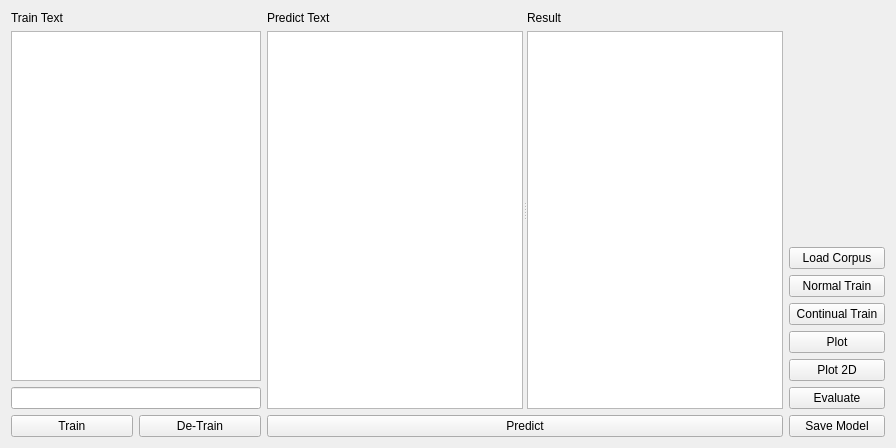
Above: Window.ui from Holence/AutoTag before the change. Below: the same form after it.
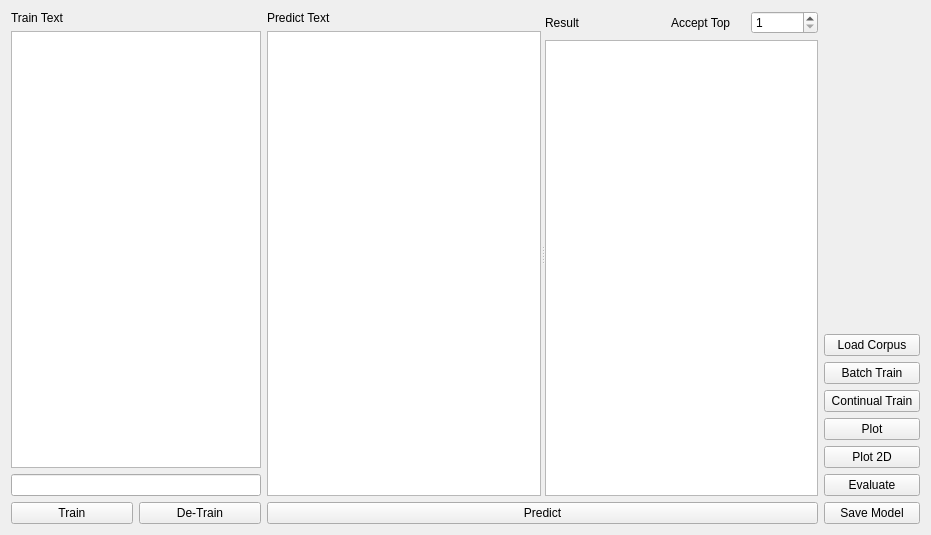
That is the form after the change.

The edit to the form file:
```diff
--- a/Window.ui
+++ b/Window.ui
@@ -6,8 +6,8 @@
    <rect>
     <x>0</x>
     <y>0</y>
-    <width>887</width>
-    <height>445</height>
+    <width>931</width>
+    <height>535</height>
    </rect>
   </property>
   <property name="windowTitle">
@@ -136,6 +136,23 @@
              </property>
             </widget>
            </item>
+           <item>
+            <widget class="QLabel" name="label_4">
+             <property name="text">
+              <string>Accept Top</string>
+             </property>
+            </widget>
+           </item>
+           <item>
+            <widget class="QSpinBox" name="spinBox_top">
+             <property name="minimum">
+              <number>1</number>
+             </property>
+             <property name="maximum">
+              <number>999999999</number>
+             </property>
+            </widget>
+           </item>
           </layout>
          </item>
          <item>
@@ -210,7 +227,7 @@
         </sizepolicy>
        </property>
        <property name="text">
-        <string> Normal Train </string>
+        <string> Batch Train </string>
        </property>
       </widget>
      </item>
```
Left out of the diff: 2 changed lines with no effect on the pictures.
